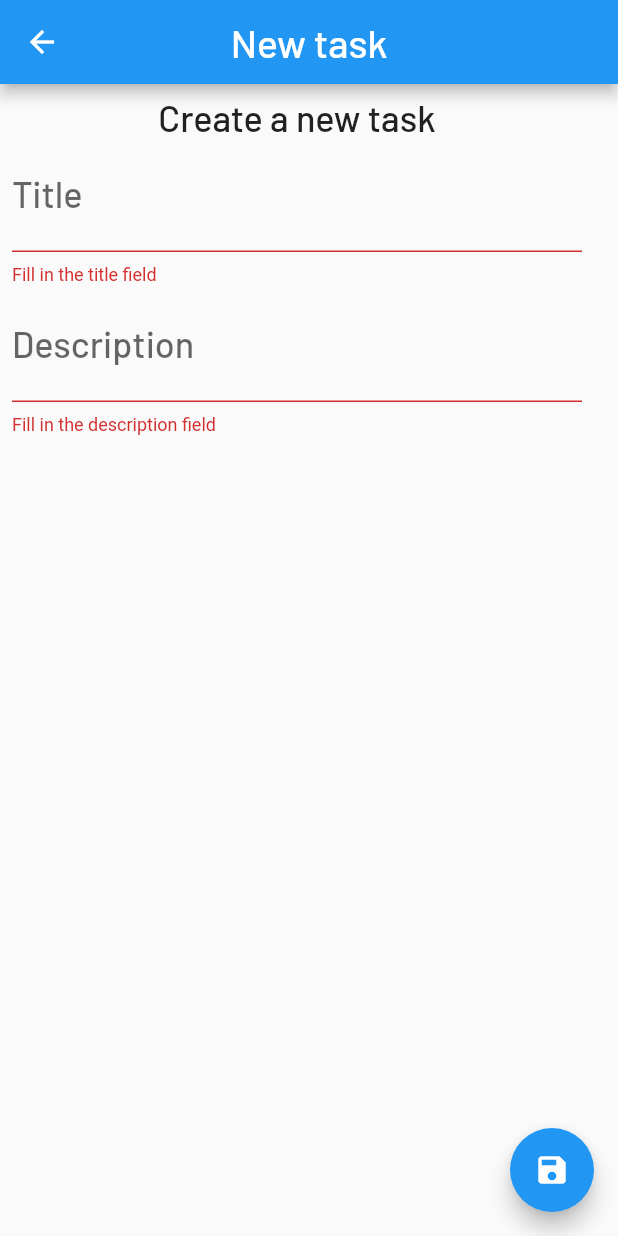
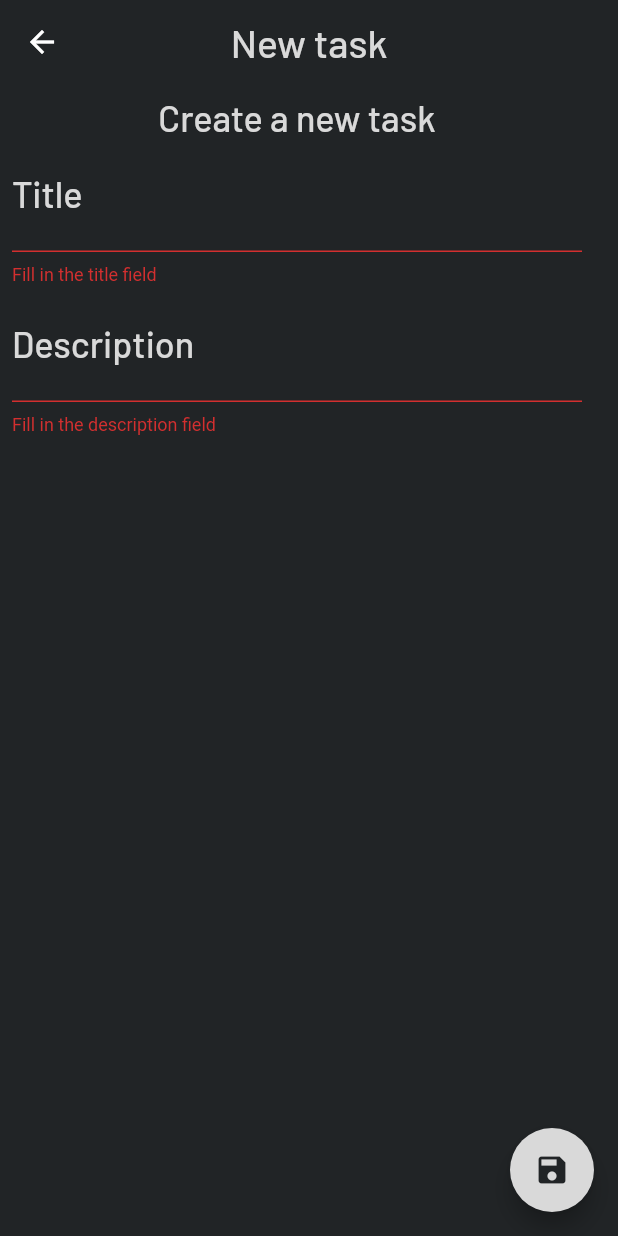
Before and after one commit to Ohlavrac/todo_list, a Flutter app: the CreateTodo screen opened by its route, after a tap on the "save" icon, on a phone screen of 412 x 824 dp. Run offline on Flutter 3.47's test engine with Material 2 defaults, Android fonts, the phone set to English and light mode, and no system bars; our stand-ins replace google_fonts, sqflite; accounts and stored records are empty.

Commit message:
att front-end

```diff
--- a/lib/main.dart
+++ b/lib/main.dart
@@ -3,5 +3,6 @@ import 'package:flutter/material.dart';
 import 'app_widget.dart';
 
 void main() {
+  WidgetsFlutterBinding.ensureInitialized();
   runApp(const MyApp());
 }
--- a/lib/models/task.dart
+++ b/lib/models/task.dart
@@ -2,20 +2,23 @@ class Task {
   final int? id;
   final String title;
   final String description;
+  final int? isComplete;
 
-  Task({this.id, required this.title, required this.description});
+  Task({this.id, required this.title, required this.description, required this.isComplete});
 
   factory Task.fromMap(Map<String, dynamic> map) => new Task(
     id: map['id'],
     title: map['title'],
     description: map['description'],
+    isComplete: map['isComplete']
   );
 
   Map<String, dynamic> toMap() {
     var map = <String, dynamic> {
       'id': id,
       'title': title,
-      'description': description
+      'description': description,
+      'isComplete': isComplete
     };
 
     return map;
--- a/lib/screens/create_todo.dart
+++ b/lib/screens/create_todo.dart
@@ -3,6 +3,7 @@ import 'package:todo_list/controllers/validators.dart';
 import 'package:todo_list/helper/database_helper.dart';
 import 'package:todo_list/models/task.dart';
 import 'package:todo_list/shared/components/input_text.dart';
+import 'package:todo_list/shared/theme/app_colors.dart';
 import 'package:todo_list/shared/theme/text_styles.dart';
 
 import '../shared/components/input_text_multline.dart';
@@ -24,7 +25,10 @@ class _CreateTodoState extends State<CreateTodo> {
   @override
   Widget build(BuildContext context) {
     return Scaffold(
+      backgroundColor: AppColors.background,
       appBar: AppBar(
+        elevation: 0,
+        backgroundColor: AppColors.background,
         title: Text("New task", style: TextStyles.barText),
         centerTitle: true,
       ),
@@ -62,12 +66,13 @@ class _CreateTodoState extends State<CreateTodo> {
           } else {
             print("Titulo: ${_title} | Descrição: ${_description}");
             await DatabaseHelper.instance.addTask(
-              Task(title: _title, description: _description)
+              Task(title: _title, description: _description, isComplete: 0)
             );
             Navigator.pop(context);
           }
         },
-        child: Icon(Icons.save),
+        backgroundColor: AppColors.primary,
+        child: Icon(Icons.save, color: AppColors.background,),
       ),
     );
   }
--- /dev/null
+++ b/lib/shared/theme/app_colors.dart
@@ -0,0 +1,9 @@
+import 'package:flutter/cupertino.dart';
+
+class AppColors {
+  static final background = Color(0xFF212426);
+  static final primary = Color(0xFFD9D9D9);
+  static final secondary = Color(0xFFD9A443);
+  static final checkboxOk = Color(0xFF778C2B);
+  static final trash = Color(0xFFF24141);
+}
--- a/lib/shared/theme/text_styles.dart
+++ b/lib/shared/theme/text_styles.dart
@@ -1,19 +1,35 @@
 import 'package:flutter/material.dart';
 import 'package:google_fonts/google_fonts.dart';
+import 'package:todo_list/shared/theme/app_colors.dart';
 
 class TextStyles {
   static final subtitle = GoogleFonts.barlow(
     fontSize: 24,
-    fontWeight: FontWeight.w500
+    fontWeight: FontWeight.w500,
+    color: AppColors.primary
   );
 
   static final barText = GoogleFonts.barlow(
     fontSize: 26,
-    fontWeight: FontWeight.w500
+    fontWeight: FontWeight.w500,
+    color: AppColors.primary
   );
 
   static final simpleText = GoogleFonts.barlow(
     fontSize: 24,
-    fontWeight: FontWeight.w500
+    fontWeight: FontWeight.w500,
+    color: AppColors.primary
+  );
+
+  static final title = GoogleFonts.barlow(
+    fontSize: 16,
+    fontWeight: FontWeight.w500,
+    color: AppColors.primary
+  );
+
+  static final subtitle2 = GoogleFonts.barlow(
+    fontSize: 12,
+    fontWeight: FontWeight.w500,
+    color: AppColors.primary
   );
 }
```
Also changed, not shown: lib/helper/database_helper.dart (+20 -3 lines), lib/screens/todo_list.dart (+58 -5 lines).
